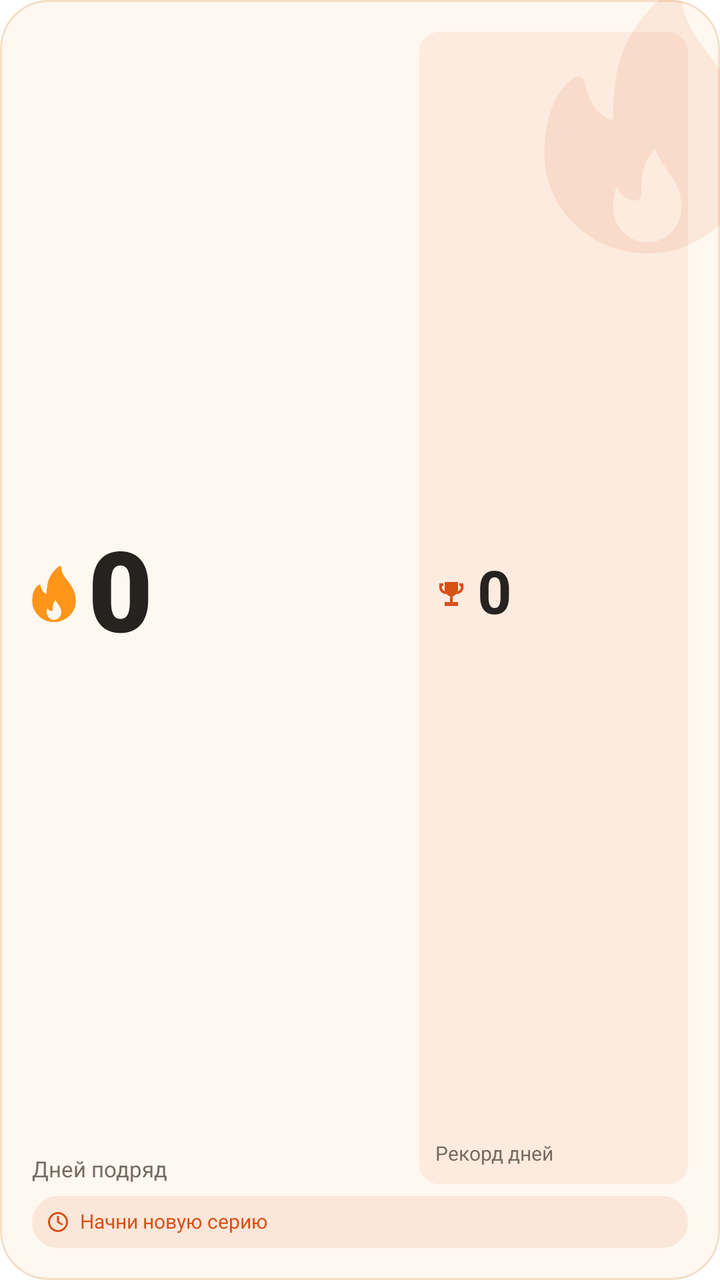
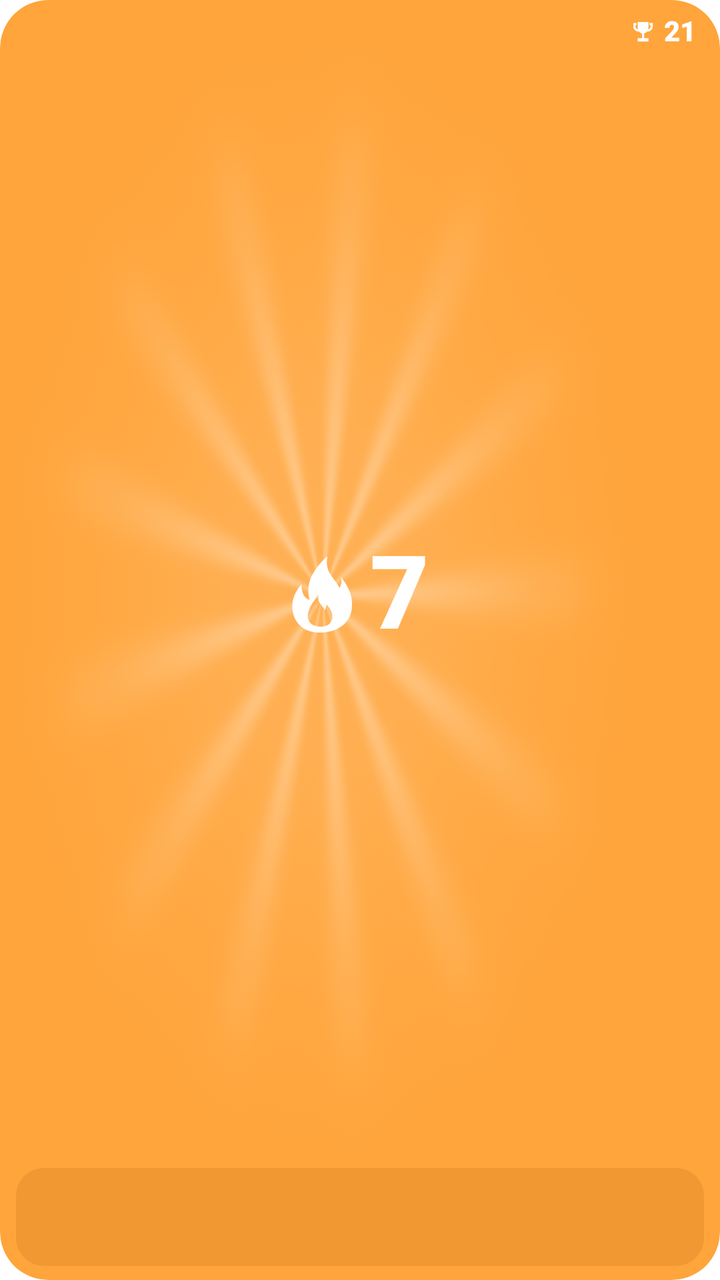

Before-and-after screenshots of an Android layout around one commit, followed by the original layout XML and the change that was made.
<!-- AndroidManifest.xml: fallback theme Theme.MaterialComponents.DayNight.NoActionBar -->
<!-- res/layout/streak_widget_wide.xml -->
<?xml version="1.0" encoding="utf-8"?>
<FrameLayout
    xmlns:android="http://schemas.android.com/apk/res/android"
    android:id="@+id/streak_root"
    android:layout_width="match_parent"
    android:layout_height="match_parent"
    android:background="@drawable/streak_widget_background"
    android:clipToOutline="true">
    <ImageView
        android:id="@+id/streak_art"
        android:layout_width="104dp"
        android:layout_height="136dp"
        android:src="@drawable/streak_widget_flame"
        android:scaleType="fitCenter"
        android:importantForAccessibility="no"
        android:layout_gravity="top|end"
        android:layout_marginEnd="-16dp"
        android:layout_marginTop="-8dp"
        android:tint="@color/streak_widget_accent"
        android:alpha="0.10" />
    <LinearLayout
        android:layout_width="match_parent"
        android:layout_height="match_parent"
        android:orientation="vertical"
        android:padding="16dp">
        <LinearLayout
            android:layout_width="match_parent"
            android:layout_height="0dp"
            android:layout_weight="1"
            android:orientation="horizontal">
            <LinearLayout
                android:layout_width="0dp"
                android:layout_height="match_parent"
                android:layout_weight="1.15"
                android:orientation="vertical">
                <LinearLayout
                    android:layout_width="match_parent"
                    android:layout_height="0dp"
                    android:layout_weight="1"
                    android:orientation="horizontal"
                    android:gravity="center_vertical">
                    <ImageView
                        android:id="@+id/streak_flame"
                        android:layout_width="22dp"
                        android:layout_height="match_parent"
                        android:src="@drawable/streak_widget_flame"
                        android:scaleType="fitCenter"
                        android:importantForAccessibility="no" />
                    <TextView
                        android:id="@+id/streak_current"
                        android:layout_width="0dp"
                        android:layout_height="match_parent"
                        android:text="0"
                        android:textSize="56sp"
                        android:textColor="@color/streak_widget_text"
                        android:maxLines="1"
                        android:includeFontPadding="false"
                        android:gravity="center_vertical"
                        android:fontFamily="sans-serif-black"
                        android:autoSizeTextType="uniform"
                        android:autoSizeMinTextSize="5sp"
                        android:autoSizeMaxTextSize="56sp"
                        android:autoSizeStepGranularity="1sp"
                        android:layout_weight="1"
                        android:layout_marginStart="6dp"
                        android:textStyle="bold" />
                </LinearLayout>
                <TextView
                    android:id="@+id/streak_label"
                    android:layout_width="match_parent"
                    android:layout_height="14dp"
                    android:text="@string/currentLabel"
                    android:textSize="11sp"
                    android:textColor="@color/streak_widget_secondary"
                    android:maxLines="1"
                    android:includeFontPadding="false"
                    android:gravity="center_vertical"
                    android:fontFamily="sans-serif"
                    android:autoSizeTextType="uniform"
                    android:autoSizeMinTextSize="5sp"
                    android:autoSizeMaxTextSize="11sp"
                    android:autoSizeStepGranularity="1sp" />
            </LinearLayout>
            <LinearLayout
                android:id="@+id/streak_record_badge"
                android:layout_width="0dp"
                android:layout_height="match_parent"
                android:layout_weight="0.85"
                android:layout_marginStart="12dp"
                android:padding="8dp"
                android:orientation="vertical"
                android:background="@drawable/streak_widget_record_surface">
                <LinearLayout
                    android:layout_width="match_parent"
                    android:layout_height="0dp"
                    android:layout_weight="1"
                    android:orientation="horizontal"
                    android:gravity="center_vertical">
                    <ImageView
                        android:id="@+id/streak_trophy"
                        android:layout_width="16dp"
                        android:layout_height="match_parent"
                        android:src="@drawable/streak_widget_trophy"
                        android:scaleType="fitCenter"
                        android:importantForAccessibility="no" />
                    <TextView
                        android:id="@+id/streak_best"
                        android:layout_width="0dp"
                        android:layout_height="match_parent"
                        android:text="0"
                        android:textSize="30sp"
                        android:textColor="@color/streak_widget_text"
                        android:maxLines="1"
                        android:includeFontPadding="false"
                        android:gravity="center_vertical"
                        android:fontFamily="sans-serif"
                        android:autoSizeTextType="uniform"
                        android:autoSizeMinTextSize="5sp"
                        android:autoSizeMaxTextSize="30sp"
                        android:autoSizeStepGranularity="1sp"
                        android:layout_weight="1"
                        android:layout_marginStart="5dp"
                        android:textStyle="bold" />
                </LinearLayout>
                <TextView
                    android:id="@+id/streak_best_label"
                    android:layout_width="match_parent"
                    android:layout_height="14dp"
                    android:text="@string/bestLabel"
                    android:textSize="10sp"
                    android:textColor="@color/streak_widget_secondary"
                    android:maxLines="1"
                    android:includeFontPadding="false"
                    android:gravity="center_vertical"
                    android:fontFamily="sans-serif"
                    android:autoSizeTextType="uniform"
                    android:autoSizeMinTextSize="5sp"
                    android:autoSizeMaxTextSize="10sp"
                    android:autoSizeStepGranularity="1sp" />
            </LinearLayout>
        </LinearLayout>
        <LinearLayout
            android:id="@+id/streak_status_group"
            android:layout_width="match_parent"
            android:layout_height="26dp"
            android:layout_marginTop="6dp"
            android:paddingStart="7dp"
            android:paddingEnd="7dp"
            android:background="@drawable/streak_widget_status_surface"
            android:orientation="horizontal"
            android:gravity="center_vertical">
            <ImageView
                android:id="@+id/streak_status_icon"
                android:layout_width="12dp"
                android:layout_height="match_parent"
                android:src="@drawable/streak_widget_clock"
                android:scaleType="fitCenter"
                android:importantForAccessibility="no"
                android:tint="@color/streak_widget_accent"
                android:layout_marginEnd="5dp" />
            <TextView
                android:id="@+id/streak_status"
                android:layout_width="0dp"
                android:layout_height="match_parent"
                android:text="@string/startLabel"
                android:textSize="10sp"
                android:textColor="@color/streak_widget_accent"
                android:maxLines="2"
                android:includeFontPadding="false"
                android:gravity="center_vertical"
                android:fontFamily="sans-serif"
                android:autoSizeTextType="uniform"
                android:autoSizeMinTextSize="5sp"
                android:autoSizeMaxTextSize="10sp"
                android:autoSizeStepGranularity="1sp"
                android:layout_weight="1" />
        </LinearLayout>
    </LinearLayout>
</FrameLayout>
<!-- resources referenced by this layout -->
<resources>
  <color name="streak_widget_accent">#D85117</color>
  <color name="streak_widget_secondary">#776B60</color>
  <color name="streak_widget_text">#25221F</color>
  <!-- drawable streak_widget_background (drawable) -->
  <shape xmlns:android="http://schemas.android.com/apk/res/android" android:shape="rectangle">
      <solid android:color="@color/streak_widget_background" />
      <corners android:radius="24dp" />
      <stroke android:width="1dp" android:color="@color/streak_widget_border" />
  </shape>
  <!-- drawable streak_widget_clock (drawable) -->
  <vector xmlns:android="http://schemas.android.com/apk/res/android"
      android:width="16dp" android:height="16dp" android:viewportWidth="24" android:viewportHeight="24">
      <path android:fillColor="@color/streak_widget_accent" android:fillType="evenOdd"
          android:pathData="M12,2A10,10 0,1 0,12 22A10,10 0,0 0,12 2ZM12,4A8,8 0,1 1,12 20A8,8 0,0 1,12 4ZM11,6H13V11.5L17,14L16,15.5L11,12.5Z" />
  </vector>
  <!-- drawable streak_widget_flame (drawable) -->
  <vector xmlns:android="http://schemas.android.com/apk/res/android"
      android:width="28dp" android:height="36dp"
      android:viewportWidth="388" android:viewportHeight="516">
      <group android:translateX="-62" android:translateY="2">
          <path android:fillColor="#FF951B"
              android:pathData="M446.906,299.769c-5.865-76.359-41.417-124.21-72.781-166.436C345.083,94.241,320,60.483,320,10.685 c0-4-2.24-7.656-5.792-9.489c-3.563-1.844-7.844-1.542-11.083,0.812c-47.104,33.706-86.406,90.515-100.135,144.719 c-9.531,37.737-10.792,80.161-10.969,108.18c-43.5-9.291-53.354-74.359-53.458-75.068c-0.49-3.375-2.552-6.312-5.552-7.916 c-3.031-1.583-6.594-1.698-9.667-0.177c-2.281,1.104-55.99,28.394-59.115,137.355C64.01,312.726,64,316.362,64,319.997 c0,105.857,86.135,191.987,192,191.987c0.146,0.01,0.302,0.031,0.427,0c0.042,0,0.083,0,0.135,0 C362.167,511.681,448,425.667,448,319.997C448,314.674,446.906,299.769,446.906,299.769z M256,490.652 c-35.292,0-64-30.581-64-68.172c0-1.281-0.01-2.573,0.083-4.156c0.427-15.853,3.438-26.675,6.74-33.873 c6.188,13.291,17.25,25.509,35.219,25.509c5.896,0,10.667-4.771,10.667-10.666c0-15.186,0.313-32.706,4.094-48.518 c3.365-14.02,11.406-28.936,21.594-40.893c4.531,15.52,13.365,28.081,21.99,40.341c12.344,17.54,25.104,35.675,27.344,66.6 c0.135,1.833,0.271,3.677,0.271,5.656C320,460.07,291.292,490.652,256,490.652z" />
      </group>
  </vector>
  <!-- drawable streak_widget_record_surface (drawable) -->
  <shape xmlns:android="http://schemas.android.com/apk/res/android">
      <solid android:color="@color/streak_widget_record_surface" />
      <corners android:radius="10dp" />
  </shape>
  <!-- drawable streak_widget_status_surface (drawable) -->
  <shape xmlns:android="http://schemas.android.com/apk/res/android">
      <solid android:color="@color/streak_widget_status_surface" />
      <corners android:radius="13dp" />
  </shape>
  <!-- drawable streak_widget_trophy (drawable) -->
  <vector xmlns:android="http://schemas.android.com/apk/res/android"
      android:width="24dp" android:height="24dp"
      android:viewportWidth="24" android:viewportHeight="24">
      <path android:fillColor="@color/streak_widget_accent"
          android:pathData="M7,3H17V8C17,11.1 14.8,13.6 12,14C9.2,13.6 7,11.1 7,8ZM11,14H13V18H17V21H7V18H11ZM3,4H6V6H5V7C5,8.6 6.3,10 8,10V12C5.2,12 3,9.8 3,7ZM18,4H21V7C21,9.8 18.8,12 16,12V10C17.7,10 19,8.6 19,7V6H18Z" />
  </vector>
  <string name="bestLabel">Рекорд дней</string>
  <string name="currentLabel">Дней подряд</string>
  <string name="startLabel">Начни новую серию</string>
  <color name="streak_widget_background">#FFF8F0</color>
  <color name="streak_widget_border">#F5DEC7</color>
  <color name="streak_widget_record_surface">#14D85117</color>
  <color name="streak_widget_status_surface">#1AD85117</color>
</resources>

<!-- the commit's change to res/layout/streak_widget_wide.xml (unified diff, before → after) -->
@@ -1,179 +1,112 @@
-<?xml version="1.0" encoding="utf-8"?>
-<FrameLayout
-    xmlns:android="http://schemas.android.com/apk/res/android"
-    android:id="@+id/streak_root"
+<?xml version="1.0" ?>
+<FrameLayout xmlns:android="http://schemas.android.com/apk/res/android"
     android:layout_width="match_parent"
     android:layout_height="match_parent"
+    android:id="@+id/streak_root"
     android:background="@drawable/streak_widget_background"
-    android:clipToOutline="true">
-    <ImageView
-        android:id="@+id/streak_art"
-        android:layout_width="104dp"
-        android:layout_height="136dp"
-        android:src="@drawable/streak_widget_flame"
-        android:scaleType="fitCenter"
-        android:importantForAccessibility="no"
-        android:layout_gravity="top|end"
-        android:layout_marginEnd="-16dp"
-        android:layout_marginTop="-8dp"
-        android:tint="@color/streak_widget_accent"
-        android:alpha="0.10" />
+    android:clipToOutline="true"
+    android:importantForAccessibility="yes">
     <LinearLayout
         android:layout_width="match_parent"
         android:layout_height="match_parent"
-        android:orientation="vertical"
-        android:padding="16dp">
+        android:orientation="vertical">
+        <FrameLayout
+            android:layout_width="match_parent"
+            android:layout_height="0dp"
+            android:layout_weight="1">
+            <ImageView
+                android:layout_width="match_parent"
+                android:layout_height="match_parent"
+                android:id="@+id/streak_rays"
+                android:layout_marginEnd="38dp"
+                android:layout_marginTop="10dp"
+                android:src="@drawable/streak_widget_rays"
+                android:importantForAccessibility="no"
+                android:scaleType="fitXY"/>
+            <LinearLayout
+                android:layout_width="wrap_content"
+                android:layout_height="match_parent"
+                android:orientation="horizontal"
+                android:gravity="center"
+                android:layout_gravity="center"
+                android:paddingStart="12dp"
+                android:paddingEnd="12dp"
+                android:paddingTop="12dp"
+                android:paddingBottom="2dp">
+                <ImageView
+                    android:layout_width="32dp"
+                    android:layout_height="42dp"
+                    android:id="@+id/streak_flame"
+                    android:src="@drawable/streak_widget_flame"
+                    android:importantForAccessibility="no"
+                    android:scaleType="fitCenter"/>
+                <TextView
+                    android:layout_width="wrap_content"
+                    android:layout_height="match_parent"
+                    android:id="@+id/streak_current"
+                    android:text="7"
+                    android:textColor="#FFFFFF"
+                    android:textSize="51sp"
+                    android:autoSizeTextType="uniform"
+                    android:autoSizeMinTextSize="7dp"
+                    android:autoSizeMaxTextSize="51dp"
+                    android:autoSizeStepGranularity="1dp"
+                    android:maxLines="1"
+                    android:gravity="center"
+                    android:includeFontPadding="false"
+                    android:fontFamily="sans-serif-black"
+                    android:importantForAccessibility="no"
+                    android:layout_marginStart="8dp"
+                    android:maxWidth="112dp"/>
+            </LinearLayout>
+            <LinearLayout
+                android:layout_width="wrap_content"
+                android:layout_height="20dp"
+                android:orientation="horizontal"
+                android:gravity="center"
+                android:layout_gravity="end|top"
+                android:layout_marginTop="6dp"
+                android:layout_marginEnd="12dp">
+                <ImageView
+                    android:layout_width="13dp"
+                    android:layout_height="13dp"
+                    android:id="@+id/streak_trophy"
+                    android:src="@drawable/streak_widget_trophy"
+                    android:importantForAccessibility="no"
+                    android:scaleType="fitCenter"
+                    android:tint="#FFFFFF"/>
+                <TextView
+                    android:layout_width="wrap_content"
+                    android:layout_height="17dp"
+                    android:id="@+id/streak_best"
+                    android:text="21"
+                    android:textColor="#FFFFFF"
+                    android:textSize="14sp"
+                    android:autoSizeTextType="uniform"
+                    android:autoSizeMinTextSize="7dp"
+                    android:autoSizeMaxTextSize="14dp"
+                    android:autoSizeStepGranularity="1dp"
+                    android:maxLines="1"
+                    android:gravity="center"
+                    android:includeFontPadding="false"
+                    android:fontFamily="sans-serif-black"
+                    android:importantForAccessibility="no"
+                    android:layout_marginStart="4dp"
+                    android:maxWidth="55dp"/>
+            </LinearLayout>
+        </FrameLayout>
         <LinearLayout
             android:layout_width="match_parent"
-            android:layout_height="0dp"
-            android:layout_weight="1"
-            android:orientation="horizontal">
-            <LinearLayout
-                android:layout_width="0dp"
-                android:layout_height="match_parent"
-                android:layout_weight="1.15"
-                android:orientation="vertical">
-                <LinearLayout
-                    android:layout_width="match_parent"
-                    android:layout_height="0dp"
-                    android:layout_weight="1"
-                    android:orientation="horizontal"
-                    android:gravity="center_vertical">
-                    <ImageView
-                        android:id="@+id/streak_flame"
-                        android:layout_width="22dp"
-                        android:layout_height="match_parent"
-                        android:src="@drawable/streak_widget_flame"
-                        android:scaleType="fitCenter"
-                        android:importantForAccessibility="no" />
-                    <TextView
-                        android:id="@+id/streak_current"
-                        android:layout_width="0dp"
-                        android:layout_height="match_parent"
-                        android:text="0"
-                        android:textSize="56sp"
-                        android:textColor="@color/streak_widget_text"
-                        android:maxLines="1"
-                        android:includeFontPadding="false"
-                        android:gravity="center_vertical"
-                        android:fontFamily="sans-serif-black"
-                        android:autoSizeTextType="uniform"
-                        android:autoSizeMinTextSize="5sp"
-                        android:autoSizeMaxTextSize="56sp"
-                        android:autoSizeStepGranularity="1sp"
-                        android:layout_weight="1"
-                        android:layout_marginStart="6dp"
-                        android:textStyle="bold" />
-                </LinearLayout>
-                <TextView
-                    android:id="@+id/streak_label"
-                    android:layout_width="match_parent"
-                    android:layout_height="14dp"
-                    android:text="@string/currentLabel"
-                    android:textSize="11sp"
-                    android:textColor="@color/streak_widget_secondary"
-                    android:maxLines="1"
-                    android:includeFontPadding="false"
-                    android:gravity="center_vertical"
-                    android:fontFamily="sans-serif"
-                    android:autoSizeTextType="uniform"
-                    android:autoSizeMinTextSize="5sp"
-                    android:autoSizeMaxTextSize="11sp"
-                    android:autoSizeStepGranularity="1sp" />
-            </LinearLayout>
-            <LinearLayout
-                android:id="@+id/streak_record_badge"
-                android:layout_width="0dp"
-                android:layout_height="match_parent"
-                android:layout_weight="0.85"
-                android:layout_marginStart="12dp"
-                android:padding="8dp"
-                android:orientation="vertical"
-                android:background="@drawable/streak_widget_record_surface">
-                <LinearLayout
-                    android:layout_width="match_parent"
-                    android:layout_height="0dp"
-                    android:layout_weight="1"
-                    android:orientation="horizontal"
-                    android:gravity="center_vertical">
-                    <ImageView
-                        android:id="@+id/streak_trophy"
-                        android:layout_width="16dp"
-                        android:layout_height="match_parent"
-                        android:src="@drawable/streak_widget_trophy"
-                        android:scaleType="fitCenter"
-                        android:importantForAccessibility="no" />
-                    <TextView
-                        android:id="@+id/streak_best"
-                        android:layout_width="0dp"
-                        android:layout_height="match_parent"
-                        android:text="0"
-                        android:textSize="30sp"
-                        android:textColor="@color/streak_widget_text"
-                        android:maxLines="1"
-                        android:includeFontPadding="false"
-                        android:gravity="center_vertical"
-                        android:fontFamily="sans-serif"
-                        android:autoSizeTextType="uniform"
-                        android:autoSizeMinTextSize="5sp"
-                        android:autoSizeMaxTextSize="30sp"
-                        android:autoSizeStepGranularity="1sp"
-                        android:layout_weight="1"
-                        android:layout_marginStart="5dp"
-                        android:textStyle="bold" />
-                </LinearLayout>
-                <TextView
-                    android:id="@+id/streak_best_label"
-                    android:layout_width="match_parent"
-                    android:layout_height="14dp"
-                    android:text="@string/bestLabel"
-                    android:textSize="10sp"
-                    android:textColor="@color/streak_widget_secondary"
-                    android:maxLines="1"
-                    android:includeFontPadding="false"
-                    android:gravity="center_vertical"
-                    android:fontFamily="sans-serif"
-                    android:autoSizeTextType="uniform"
-                    android:autoSizeMinTextSize="5sp"
-                    android:autoSizeMaxTextSize="10sp"
-                    android:autoSizeStepGranularity="1sp" />
-            </LinearLayout>
-        </LinearLayout>
-        <LinearLayout
-            android:id="@+id/streak_status_group"
-            android:layout_width="match_parent"
-            android:layout_height="26dp"
-            android:layout_marginTop="6dp"
-            android:paddingStart="7dp"
-            android:paddingEnd="7dp"
-            android:background="@drawable/streak_widget_status_surface"
+            android:layout_height="49dp"
+            android:id="@+id/streak_week"
+            android:layout_marginStart="8dp"
+            android:layout_marginEnd="8dp"
+            android:layout_marginBottom="7dp"
             android:orientation="horizontal"
-            android:gravity="center_vertical">
-            <ImageView
-                android:id="@+id/streak_status_icon"
-                android:layout_width="12dp"
-                android:layout_height="match_parent"
-                android:src="@drawable/streak_widget_clock"
-                android:scaleType="fitCenter"
-                android:importantForAccessibility="no"
-                android:tint="@color/streak_widget_accent"
-                android:layout_marginEnd="5dp" />
-            <TextView
-                android:id="@+id/streak_status"
-                android:layout_width="0dp"
-                android:layout_height="match_parent"
-                android:text="@string/startLabel"
-                android:textSize="10sp"
-                android:textColor="@color/streak_widget_accent"
-                android:maxLines="2"
-                android:includeFontPadding="false"
-                android:gravity="center_vertical"
-                android:fontFamily="sans-serif"
-                android:autoSizeTextType="uniform"
-                android:autoSizeMinTextSize="5sp"
-                android:autoSizeMaxTextSize="10sp"
-                android:autoSizeStepGranularity="1sp"
-                android:layout_weight="1" />
-        </LinearLayout>
+            android:gravity="center"
+            android:paddingStart="3dp"
+            android:paddingEnd="3dp"
+            android:background="@drawable/streak_widget_week_surface">
+</LinearLayout>
     </LinearLayout>
 </FrameLayout>
<!-- resource entries referenced after the edit -->
@@ -1,52 +1,24 @@
 <!-- resources referenced by this layout -->
 <resources>
-  <color name="streak_widget_accent">#D85117</color>
-  <color name="streak_widget_secondary">#776B60</color>
-  <color name="streak_widget_text">#25221F</color>
   <!-- drawable streak_widget_background (drawable) -->
-  <shape xmlns:android="http://schemas.android.com/apk/res/android" android:shape="rectangle">
-      <solid android:color="@color/streak_widget_background" />
-      <corners android:radius="24dp" />
-      <stroke android:width="1dp" android:color="@color/streak_widget_border" />
-  </shape>
-  <!-- drawable streak_widget_clock (drawable) -->
-  <vector xmlns:android="http://schemas.android.com/apk/res/android"
-      android:width="16dp" android:height="16dp" android:viewportWidth="24" android:viewportHeight="24">
-      <path android:fillColor="@color/streak_widget_accent" android:fillType="evenOdd"
-          android:pathData="M12,2A10,10 0,1 0,12 22A10,10 0,0 0,12 2ZM12,4A8,8 0,1 1,12 20A8,8 0,0 1,12 4ZM11,6H13V11.5L17,14L16,15.5L11,12.5Z" />
-  </vector>
+  <shape xmlns:android="http://schemas.android.com/apk/res/android"><solid android:color="@color/streak_widget_active_background"/><corners android:radius="24dp"/></shape>
   <!-- drawable streak_widget_flame (drawable) -->
-  <vector xmlns:android="http://schemas.android.com/apk/res/android"
-      android:width="28dp" android:height="36dp"
-      android:viewportWidth="388" android:viewportHeight="516">
-      <group android:translateX="-62" android:translateY="2">
-          <path android:fillColor="#FF951B"
-              android:pathData="M446.906,299.769c-5.865-76.359-41.417-124.21-72.781-166.436C345.083,94.241,320,60.483,320,10.685 c0-4-2.24-7.656-5.792-9.489c-3.563-1.844-7.844-1.542-11.083,0.812c-47.104,33.706-86.406,90.515-100.135,144.719 c-9.531,37.737-10.792,80.161-10.969,108.18c-43.5-9.291-53.354-74.359-53.458-75.068c-0.49-3.375-2.552-6.312-5.552-7.916 c-3.031-1.583-6.594-1.698-9.667-0.177c-2.281,1.104-55.99,28.394-59.115,137.355C64.01,312.726,64,316.362,64,319.997 c0,105.857,86.135,191.987,192,191.987c0.146,0.01,0.302,0.031,0.427,0c0.042,0,0.083,0,0.135,0 C362.167,511.681,448,425.667,448,319.997C448,314.674,446.906,299.769,446.906,299.769z M256,490.652 c-35.292,0-64-30.581-64-68.172c0-1.281-0.01-2.573,0.083-4.156c0.427-15.853,3.438-26.675,6.74-33.873 c6.188,13.291,17.25,25.509,35.219,25.509c5.896,0,10.667-4.771,10.667-10.666c0-15.186,0.313-32.706,4.094-48.518 c3.365-14.02,11.406-28.936,21.594-40.893c4.531,15.52,13.365,28.081,21.99,40.341c12.344,17.54,25.104,35.675,27.344,66.6 c0.135,1.833,0.271,3.677,0.271,5.656C320,460.07,291.292,490.652,256,490.652z" />
+  <vector xmlns:android="http://schemas.android.com/apk/res/android" android:width="35dp" android:height="44dp" android:viewportWidth="84" android:viewportHeight="108">
+      <group android:translateX="-11" android:translateY="-6">
+          <path android:fillColor="#FFFFFF" android:fillType="evenOdd"
+              android:pathData="M50,112 C26,112 14,95 14,77 C14,64 20,54 26,47 C26,60 31,67 37,68 C30,45 43,25 60,9 C56,32 70,38 76,52 C79,46 79,42 78,37 C90,53 94,66 92,80 C90,100 73,112 50,112 Z M51,104 C35,104 32,91 36,82 C38,75 43,69 48,61 C47,73 55,77 57,82 C58,78 59,76 59,74 C66,83 70,92 63,100 C60,103 56,104 51,104 Z"/>
       </group>
   </vector>
-  <!-- drawable streak_widget_record_surface (drawable) -->
-  <shape xmlns:android="http://schemas.android.com/apk/res/android">
-      <solid android:color="@color/streak_widget_record_surface" />
-      <corners android:radius="10dp" />
-  </shape>
-  <!-- drawable streak_widget_status_surface (drawable) -->
-  <shape xmlns:android="http://schemas.android.com/apk/res/android">
-      <solid android:color="@color/streak_widget_status_surface" />
-      <corners android:radius="13dp" />
-  </shape>
+  <!-- drawable streak_widget_rays: png bitmap (drawable-nodpi, 42388 bytes) -->
   <!-- drawable streak_widget_trophy (drawable) -->
   <vector xmlns:android="http://schemas.android.com/apk/res/android"
       android:width="24dp" android:height="24dp"
       android:viewportWidth="24" android:viewportHeight="24">
-      <path android:fillColor="@color/streak_widget_accent"
+      <path android:fillColor="#FFFFFF"
           android:pathData="M7,3H17V8C17,11.1 14.8,13.6 12,14C9.2,13.6 7,11.1 7,8ZM11,14H13V18H17V21H7V18H11ZM3,4H6V6H5V7C5,8.6 6.3,10 8,10V12C5.2,12 3,9.8 3,7ZM18,4H21V7C21,9.8 18.8,12 16,12V10C17.7,10 19,8.6 19,7V6H18Z" />
   </vector>
-  <string name="bestLabel">Рекорд дней</string>
-  <string name="currentLabel">Дней подряд</string>
-  <string name="startLabel">Начни новую серию</string>
-  <color name="streak_widget_background">#FFF8F0</color>
-  <color name="streak_widget_border">#F5DEC7</color>
-  <color name="streak_widget_record_surface">#14D85117</color>
-  <color name="streak_widget_status_surface">#1AD85117</color>
+  <!-- drawable streak_widget_week_surface (drawable) -->
+  <shape xmlns:android="http://schemas.android.com/apk/res/android"><solid android:color="#26A14C00"/><corners android:radius="14dp"/></shape>
+  <color name="streak_widget_active_background">#FFA53C</color>
 </resources>
 
